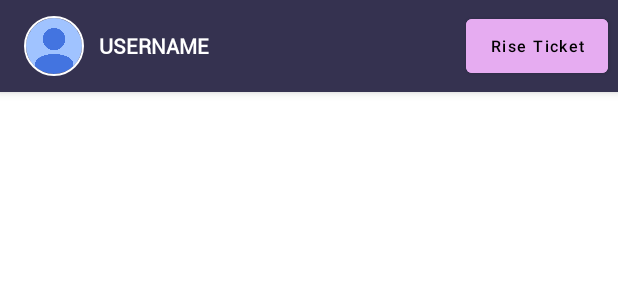
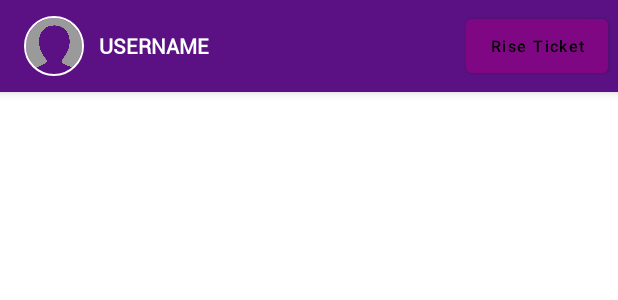
Before and after one commit to jayaprasad356/real_jobs, an Android app: the layout activity_chat.xml on its own in the app's theme, with its tools: preview values and no code run, on a phone screen of 412 x 824 dp. Shown: the top 300 px of the screen. Run offline under Robolectric (Android 15) with nearby library versions, the phone set to English and light mode, and no system bars.

Commit message:
ui design changes

```diff
--- a/app/src/main/res/drawable/bg_left.xml
+++ b/app/src/main/res/drawable/bg_left.xml
@@ -3,5 +3,5 @@
     <corners
         android:radius="@dimen/padding10"
         android:topLeftRadius="0dp" />
-    <solid android:color="@color/colorAccent" />
+    <solid android:color="@color/transparent" />
 </shape>
--- a/app/src/main/res/drawable/btn_attach_1.xml
+++ b/app/src/main/res/drawable/btn_attach_1.xml
@@ -3,7 +3,7 @@
     <gradient
         android:angle="270"
         android:centerX="49%"
-        android:endColor="#515CE4"
-        android:startColor="#404AD5"
+        android:endColor="#861293"
+        android:startColor="#D259F3"
         android:type="linear" />
 </shape>
--- a/app/src/main/res/drawable/btn_attach_2.xml
+++ b/app/src/main/res/drawable/btn_attach_2.xml
@@ -3,7 +3,7 @@
     <gradient
         android:angle="270"
         android:centerX="49%"
-        android:endColor="#D23B6E"
-        android:startColor="#EC407A"
+        android:endColor="#880C8C"
+        android:startColor="#DA48DF"
         android:type="linear" />
 </shape>
--- a/app/src/main/res/layout/activity_message.xml
+++ b/app/src/main/res/layout/activity_message.xml
@@ -215,7 +215,7 @@
                 android:layout_centerVertical="true"
                 android:layout_marginEnd="@dimen/padding2"
                 android:background="@drawable/recv_bg_mic"
-                android:backgroundTint="@color/colorPrimaryDark"
+                android:backgroundTint="@color/primaryDarkColor"
                 android:scaleType="centerInside"
                 app:mic_icon="@drawable/recv_ic_mic_white" />
         </RelativeLayout>
--- a/app/src/main/res/layout/widget_chat_right.xml
+++ b/app/src/main/res/layout/widget_chat_right.xml
@@ -25,7 +25,7 @@
             android:gravity="center_vertical"
             android:padding="@dimen/padding10"
             android:text="@string/strUsername"
-            android:textColor="@color/colorAccent"
+            android:textColor="@color/white"
             android:textColorLink="@color/colorAccent"
             android:textSize="@dimen/font_fourteen"
             android:visibility="visible" />
--- a/app/src/main/res/values/colors.xml
+++ b/app/src/main/res/values/colors.xml
@@ -14,10 +14,10 @@
     <color name="red">#D32F2F</color>
     <color name="whatsapp_primary_color">#25D366</color>
 
-    <color name="primaryLightColor">#E6ACF1</color>
+    <color name="primaryLightColor">#7F0783</color>
 
-    <color name="primaryDarkColor">#80006F</color>
-    <color name="colorPrimaryDark">#353250</color>
+    <color name="primaryDarkColor">#BE0C84</color>
+    <color name="colorPrimaryDark">#5B1184</color>
 
     <color name="secondaryColor">#ff6d00</color>
 
```
Also changed, not shown: app/src/main/res/drawable/chat_bg.jpg, app/src/main/res/drawable/profile_avatar.png.
